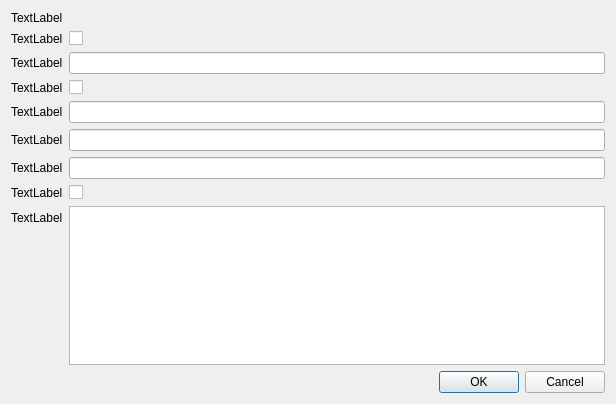
Before: the Qt Designer form rpfm_ui/ui_templates/new_schema_patch_dialog.ui in Frodo45127/rpfm, drawn with Qt 5.
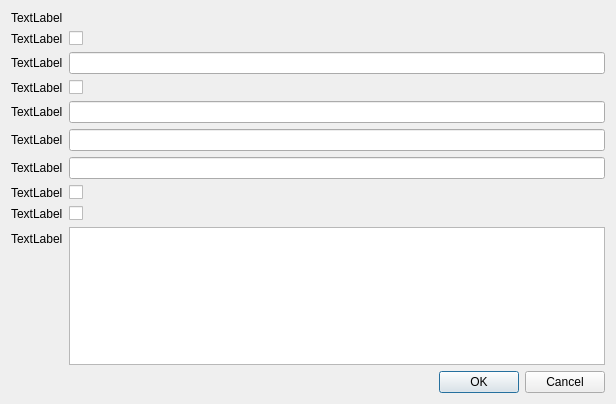
After: the same form once the commit is applied.

Commit message: Implemented support for manually marking fields as "unused".

Patch:
```diff
--- a/rpfm_ui/ui_templates/new_schema_patch_dialog.ui
+++ b/rpfm_ui/ui_templates/new_schema_patch_dialog.ui
@@ -45,14 +45,14 @@
      </property>
     </widget>
    </item>
-   <item row="9" column="0">
+   <item row="10" column="0">
     <widget class="QLabel" name="description_label">
      <property name="text">
       <string>TextLabel</string>
      </property>
     </widget>
    </item>
-   <item row="9" column="1">
+   <item row="10" column="1">
     <widget class="QTextEdit" name="description_text_edit"/>
    </item>
    <item row="14" column="1">
@@ -129,6 +129,20 @@
    <item row="5" column="1">
     <widget class="QLineEdit" name="filename_relative_path_line_edit"/>
    </item>
+   <item row="9" column="0">
+    <widget class="QLabel" name="unused_label">
+     <property name="text">
+      <string>TextLabel</string>
+     </property>
+    </widget>
+   </item>
+   <item row="9" column="1">
+    <widget class="QCheckBox" name="unused_checkbox">
+     <property name="text">
+      <string/>
+     </property>
+    </widget>
+   </item>
   </layout>
  </widget>
  <resources/>
```
Left out of the diff: 2 changed lines with no effect on the pictures. The commit also changes 2 other files.
